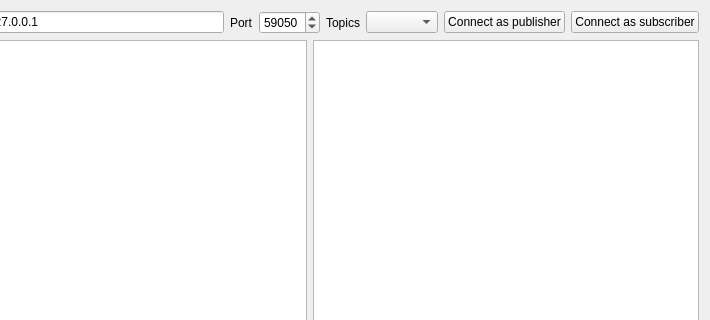
This is Lab1Client/widget.ui in JucovAllexandr/PAD_Lab1 as Qt 5 draws it before an edit; both pictures show x 90 to 800 and y 0 to 320 of the 800 by 600 pixel window. The edited form follows.
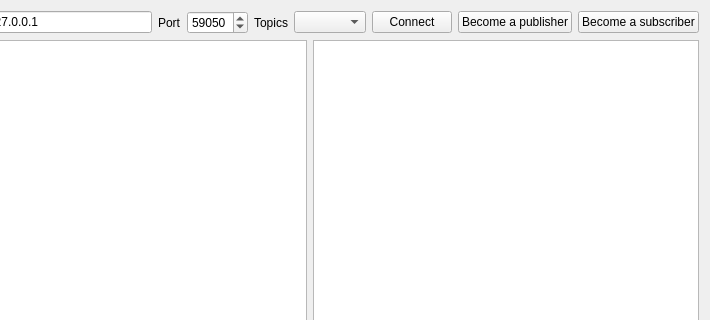
This is the edited form.

The edit to the form file:
```diff
--- a/Lab1Client/widget.ui
+++ b/Lab1Client/widget.ui
@@ -68,17 +68,24 @@
        <item>
         <widget class="QComboBox" name="comboBox_topics"/>
        </item>
+       <item>
+        <widget class="QPushButton" name="pushButton_connect">
+         <property name="text">
+          <string>Connect</string>
+         </property>
+        </widget>
+       </item>
        <item>
         <widget class="QPushButton" name="pushButton_connectPb">
          <property name="text">
-          <string>Connect as publisher</string>
+          <string>Become a publisher</string>
          </property>
         </widget>
        </item>
        <item>
         <widget class="QPushButton" name="pushButton_connectSb">
          <property name="text">
-          <string>Connect as subscriber</string>
+          <string>Become a subscriber</string>
          </property>
         </widget>
        </item>
```
